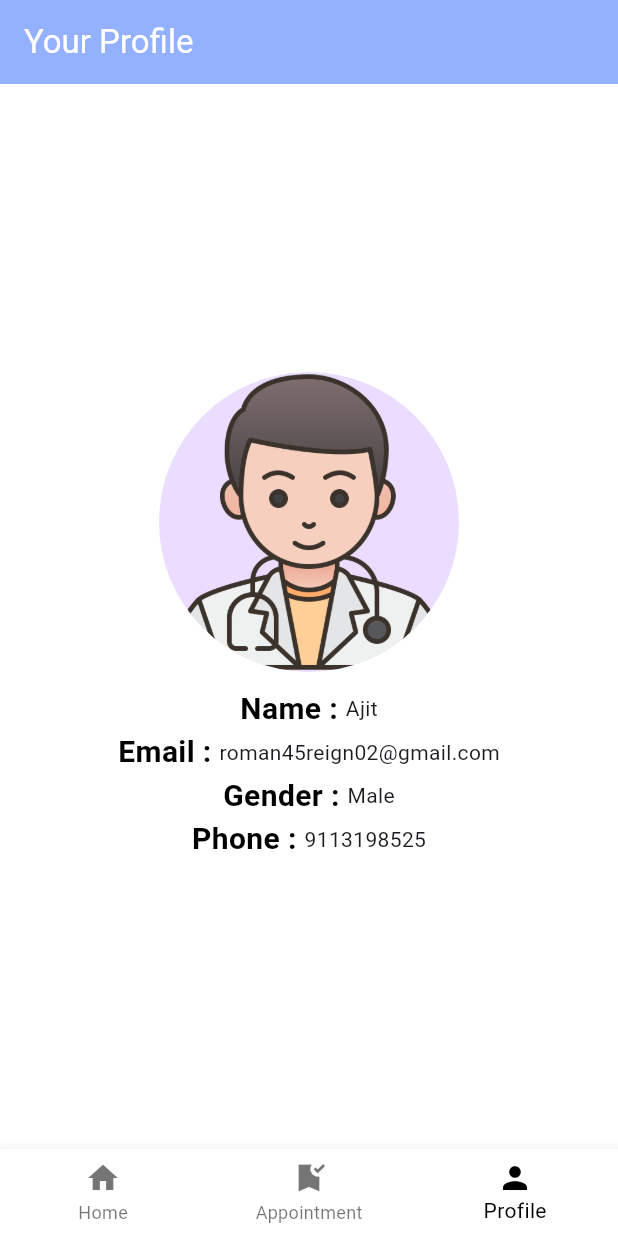
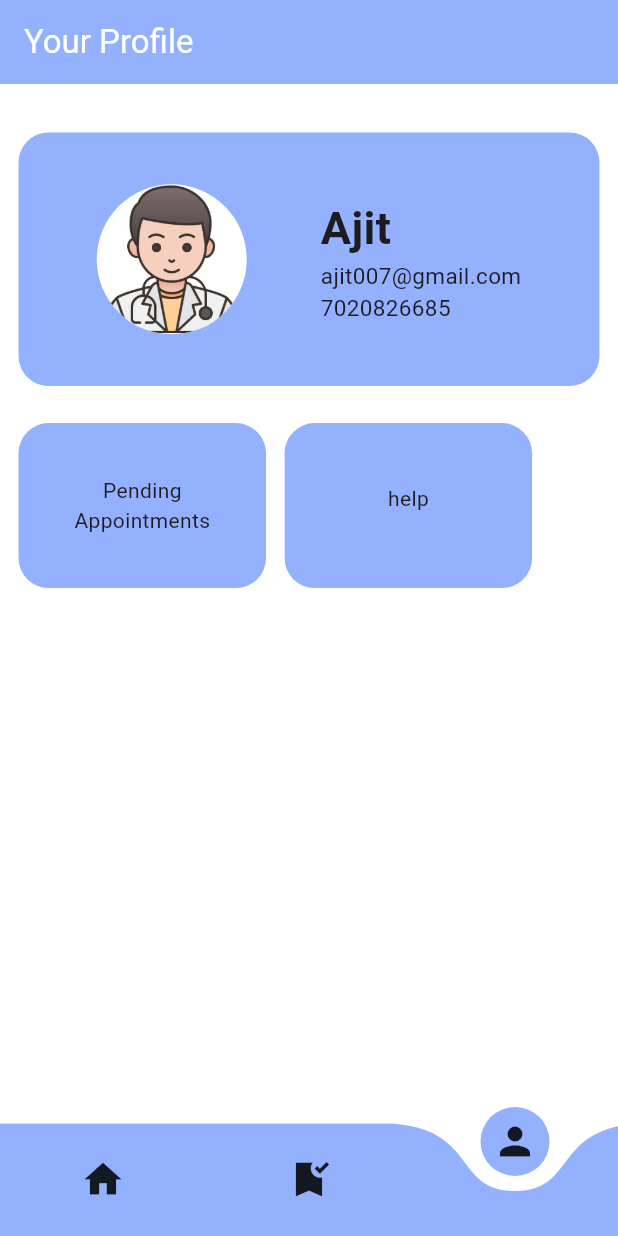
Before and after one commit to akp-dev2230/health_plus, a Flutter app: the MainPage screen opened directly, item 3 of the bottom bar chosen, on a phone screen of 412 x 824 dp. Run offline on Flutter 3.47's test engine with Material 3 defaults, Android fonts, the phone set to English and light mode, and no system bars; drawn by our look-alikes of curved_navigation_bar; our stand-ins replace cloud_firestore, firebase_auth, firebase_core, get, intl_phone_field, lottie and 1 more; accounts and stored records are empty.

Commit message:
Created 2 Dynamic pages to the project

```diff
--- a/lib/consts/strings.dart
+++ b/lib/consts/strings.dart
@@ -2,5 +2,5 @@ import 'package:health_plus/consts/const.dart';
 
 //strings
 const home = "Home";
-const msg = "Appointment";
+const consultants = "Consultants";
 const profile = "Profile";
--- a/lib/views/home_page.dart
+++ b/lib/views/home_page.dart
@@ -1,5 +1,6 @@
 import 'package:health_plus/consts/const.dart';
 import 'package:health_plus/views/appointment_page.dart';
+import 'package:health_plus/views/vets.dart';
 import 'package:health_plus/widget_common/category_card.dart';
 import 'package:health_plus/widget_common/doctor_card.dart';
 
@@ -155,7 +156,7 @@ class HomePage extends StatelessWidget {
                 const SizedBox(height: 15,),
                 doctorCard(
                   onPress: (){
-                    Navigator.push(context, MaterialPageRoute(builder: (context)=>const AppointmentPage()));
+                    Navigator.push(context, MaterialPageRoute(builder: (context)=>const Vets()));
                   },
                   docType: "Eye Specialist",
                   docName: "Dr. Mridul Garg",
--- a/lib/views/main_page.dart
+++ b/lib/views/main_page.dart
@@ -1,8 +1,10 @@
+import 'package:curved_navigation_bar/curved_navigation_bar.dart';
 import 'package:get/get.dart';
 import 'package:health_plus/consts/const.dart';
 import 'package:health_plus/views/home_page.dart';
 import 'package:health_plus/views/appointment_page.dart';
 import 'package:health_plus/views/profile_page.dart';
+import 'package:health_plus/views/vets.dart';
 
 
 class MainPage extends StatefulWidget {
@@ -18,13 +20,13 @@ class _MainPageState extends State<MainPage> {
 
     var currentNavIndex = 0.obs;
 
-    var nav_item = [
+    var nav_item = <BottomNavigationBarItem>[
       const BottomNavigationBarItem(icon: Icon(Icons.home),label: home),
-      const BottomNavigationBarItem(icon: Icon(Icons.bookmark_added_sharp),label: msg),
+      const BottomNavigationBarItem(icon: Icon(Icons.bookmark_added_sharp),label: consultants),
       const BottomNavigationBarItem(icon: Icon(Icons.person),label: profile),
     ];
 
-    var nav_body = [const HomePage(), const AppointmentPage(), const ProfilePage()];
+    var nav_body = [const HomePage(), const Vets(), const ProfilePage()];
 
 
     return Scaffold(
@@ -36,18 +38,20 @@ class _MainPageState extends State<MainPage> {
         ],
       ),
 
-      bottomNavigationBar: Obx(
-        ()=> BottomNavigationBar(
-          currentIndex: currentNavIndex.value,
-          selectedItemColor: Colors.black,
+      bottomNavigationBar: CurvedNavigationBar(
+          buttonBackgroundColor: const Color(0xFF93B1FE),
+          color: const Color(0xFF93B1FE),
           backgroundColor: Colors.white,
-          type: BottomNavigationBarType.fixed,
-          items: nav_item,
+          items: [
+            Icon(Icons.home,size: 30,),
+            Icon(Icons.bookmark_added_sharp,size: 30,),
+            Icon(Icons.person,size: 30,),
+          ],
           onTap: (value){
             currentNavIndex.value = value;
           },
         ),
-      ),
+
 
 
     );
--- a/lib/views/profile_page.dart
+++ b/lib/views/profile_page.dart
@@ -16,50 +16,90 @@ class ProfilePage extends StatelessWidget {
           backgroundColor: const Color(0xFF93B1FE),
           title: const Text('Your Profile', style: TextStyle(color: Colors.white),),
         ),
-      body: const Padding(
-        padding: EdgeInsets.all(10.0),
-        child: Column(
-          mainAxisAlignment: MainAxisAlignment.center,
+      body:Column(
+        children: [
+          SizedBox(height: 20,),
+          Padding(
+            padding: EdgeInsets.all(context.screenWidth*0.03),
+            child: Container(
+              decoration: BoxDecoration(
+                color: const Color(0xFF93B1FE),
+                borderRadius: BorderRadius.circular(20.0)
+              ),
+              child: Padding(
+                padding: const EdgeInsets.all(30.0),
+                child: Row(
+                  mainAxisAlignment: MainAxisAlignment.spaceEvenly,
                   crossAxisAlignment: CrossAxisAlignment.center,
                   children: [
                     CircleAvatar(
-              radius: 100,
+                      backgroundColor: Colors.white,
+                      radius: 50,
                       foregroundImage: AssetImage(doctor),
                     ),
-            SizedBox(height: 10,),
-            Row(
-              mainAxisAlignment: MainAxisAlignment.center,
+                    SizedBox(width: 5,),
+                    Padding(
+                      padding: EdgeInsets.symmetric(vertical: 12.0),
+                      child: Column(
+                        crossAxisAlignment: CrossAxisAlignment.start,
                         children: [
-                Text('Name : ',style: TextStyle(color: Colors.black,fontSize: 20,fontWeight: FontWeight.bold),),
-                Text('Ajit'),
-              ],
-            ),
-            Row(
-              mainAxisAlignment: MainAxisAlignment.center,
-              children: [
-                Text('Email : ',style: TextStyle(color: Colors.black,fontSize: 20,fontWeight: FontWeight.bold),),
-                Text('roman45reign02@gmail.com'),
-              ],
-            ),
-            Row(
-              mainAxisAlignment: MainAxisAlignment.center,
-              children: [
-                Text('Gender : ',style: TextStyle(color: Colors.black,fontSize: 20,fontWeight: FontWeight.bold),),
-                Text('Male'),
-              ],
-            ),
-            Row(
-              mainAxisAlignment: MainAxisAlignment.center,
-              children: [
-                Text('Phone : ',style: TextStyle(color: Colors.black,fontSize: 20,fontWeight: FontWeight.bold),),
-                Text('9113198525'),
-              ],
-            ),
-
-
+                          Text("Ajit",
+                            style: TextStyle(fontSize: 30,fontWeight: FontWeight.w600),),
+                          Text("ajit007@gmail.com",
+                            style: TextStyle(fontSize: 15),),
+                          Text("7020826685",
+                            style: TextStyle(fontSize: 15),),
                         ],
                       ),
                     ),
+                  ],
+                ),
+              ),
+            ),
+          ),
+          Row(
+            children: [
+              Padding(
+
+                padding: EdgeInsets.all(context.screenWidth*0.03),
+                child: Container(
+                  width: 165,
+                  height: 110,
+                  decoration: BoxDecoration(
+                    color: const Color(0xFF93B1FE),
+                    borderRadius: BorderRadius.circular(20)
+                  ),
+                  child: Padding(
+                    padding: const EdgeInsets.all(35),
+                    child: Column(
+                      children: [
+                        Text("Pending"),
+                        Text("Appointments")
+                      ],
+                    ),
+                  ),
+                ),
+              ),
+              Container(
+                width: 165,
+                height: 110,
+                decoration: BoxDecoration(
+                    color: const Color(0xFF93B1FE),
+                    borderRadius: BorderRadius.circular(20)
+                ),
+                child: Padding(
+                  padding: const EdgeInsets.all(40),
+                  child: Column(
+                    children: [
+                      Text("help")
+                    ],
+                  ),
+                ),
+              ),
+            ],
+          )
+        ],
+      )
     );
   }
 }
--- a/pubspec.yaml
+++ b/pubspec.yaml
@@ -43,6 +43,7 @@ dependencies:
   firebase_storage: ^12.2.0
   cloud_firestore: ^5.3.0
   lottie: ^3.1.2
+  curved_navigation_bar: ^1.0.6
 
 dev_dependencies:
   flutter_test:
```
Also changed, not shown: lib/views/animal_description.dart (added, +44 -0 lines), lib/views/vets.dart (added, +90 -0 lines), pubspec.lock. Lines whose indentation alone changed are shown as unchanged.
